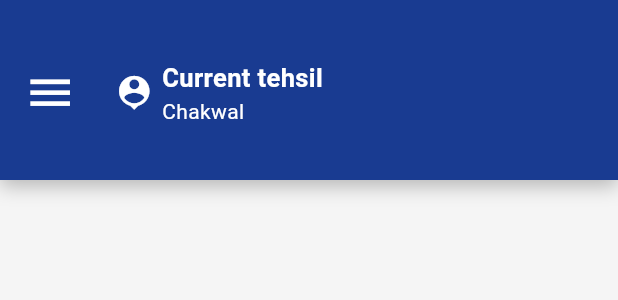
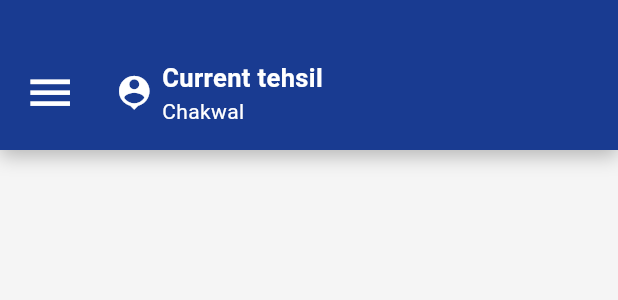
Before and after one commit to Ismailakram300/suthra_punjab_app, a Flutter app: the CustomContainerAppBar widget shown alone on an empty page, opened directly, on a phone screen of 412 x 824 dp. Shown: the top 300 px of the screen. Run offline on Flutter 3.47's test engine with Material 3 defaults, Android fonts, the phone set to English and light mode, and no system bars; our stand-ins replace cloud_firestore, dotted_border, firebase_auth, firebase_core, firebase_database, geolocator and 7 more; missing offline and left inert: flutter_background_service, flutter_background_service_android; accounts and stored records are empty.

Commit message:
First chnages

```diff
--- a/lib/constants/appbar.dart
+++ b/lib/constants/appbar.dart
@@ -13,7 +13,7 @@ class CustomContainerAppBar extends StatelessWidget
     required this.title,
     this.showBackButton = true,
     this.actions,
-    this.height = 120, // ✅ You can increase/decrease height
+    this.height = 100, // ✅ You can increase/decrease height
   });
 
   @override
```
